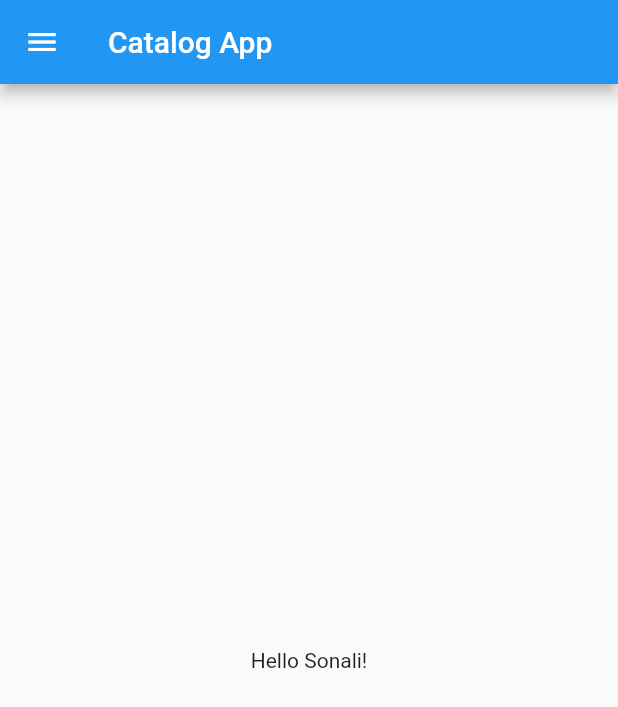
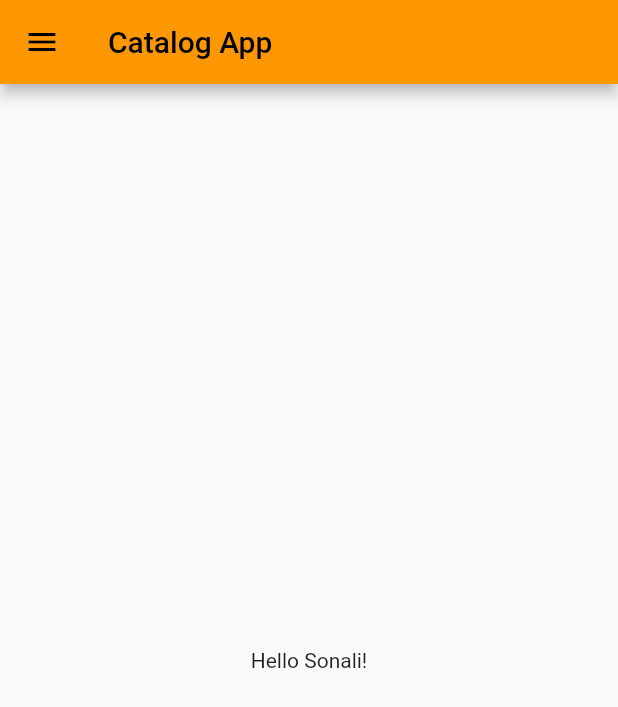
Before and after one commit to sonali-dudekula/flutter_sample_project_1, a Flutter app: the screen it shows after launch, on a phone screen of 412 x 824 dp. Shown: the top 707 px of the screen. Run offline on Flutter 3.47's test engine with Material 2 defaults, Android fonts, the phone set to English and light mode, and no system bars.

Commit message:
themes, functions, routes

```diff
--- a/lib/main.dart
+++ b/lib/main.dart
@@ -1,5 +1,5 @@
 import "package:flutter/material.dart";
-import 'package:flutter_sample_project_1/homepage.dart';
+import 'package:flutter_sample_project_1/pages/homepage.dart';
 
 void main(){
   runApp(MyApp());
@@ -7,11 +7,20 @@ void main(){
 
 class MyApp extends StatelessWidget {
 
-
   @override
   Widget build(BuildContext context) {
     return MaterialApp(
-      home: HomePage(),
+      // home: HomePage(), only to be included if default route is not specified in routes section
+      themeMode: ThemeMode.light,
+      theme: ThemeData(primarySwatch: Colors.orange),
+      darkTheme: ThemeData(
+        // primarySwatch: Colors.orange, has no effect because brightness property overrides this
+        brightness: Brightness.dark,
+      ),
+      routes: {
+        "/": (context) => HomePage(),
+      },
+
     );
 
   }
```
Also changed, not shown: lib/pages/homepage.dart (renamed from lib/homepage.dart).
